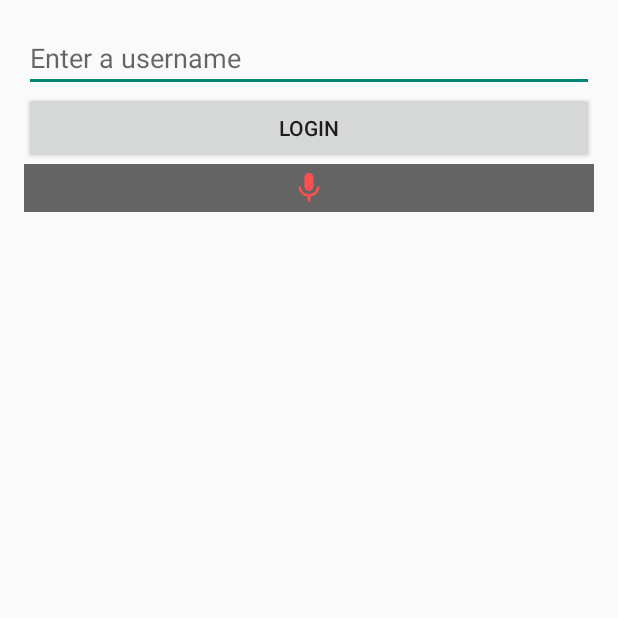
After one commit to Tesssssssssy/Android-LOLTING, an Android app: the MultiVoiceActivity screen opened directly, with no data from a screen before it, on a phone screen of 412 x 824 dp, the top half of it. The commit adds this screen. Run offline under Robolectric (Android 15) with nearby library versions, the phone set to English and light mode, and no system bars; our stand-ins replace Firebase (no records; nobody signed in at launch, a user with empty details on screens opened directly); Roboto replaces fonts that are not available here; 1 statement that could not run was skipped.

Commit message:
multi voice add

```diff
--- /dev/null
+++ b/app/src/main/java/com/example/sogating_app/audio/MultiVoiceActivity.kt
@@ -0,0 +1,189 @@
+package com.example.sogating_app.audio
+
+import android.Manifest
+import android.content.pm.PackageManager
+import android.os.Bundle
+import android.util.Log
+import android.webkit.*
+import android.widget.Button
+import android.widget.EditText
+import androidx.appcompat.app.AppCompatActivity
+import androidx.core.app.ActivityCompat
+import com.example.sogating_app.R
+import com.google.firebase.database.DataSnapshot
+import com.google.firebase.database.DatabaseError
+import com.google.firebase.database.FirebaseDatabase
+import com.google.firebase.database.ValueEventListener
+import com.google.firebase.ktx.Firebase
+import com.google.firebase.ktx.initialize
+import kotlinx.android.synthetic.main.activity_call.*
+import java.util.*
+import java.util.Arrays.toString
+import kotlin.collections.HashMap
+
+
+class MultiVoiceActivity() : AppCompatActivity() {
+    val permissions = arrayOf(Manifest.permission.RECORD_AUDIO,Manifest.permission.CAMERA)
+    val requestcode = 1
+
+    var externalMeetingId: String? = " "
+    var meetingId: String? = " "
+    var attendeeId: String? = " "
+
+    var send_count = 0
+    var count=""
+    var room_id : DataSnapshot? = null
+    var firebaseMode = FirebaseDatabase.getInstance("https://sogating-test-default-rtdb.firebaseio.com/")
+    var firebaseRef = firebaseMode.getReference("multi_voice_chat")
+    val UUID = java.util.UUID.randomUUID()
+    var isAudio = true
+
+    constructor(parcel: android.os.Parcel) : this() {
+    }
+
+    override fun onCreate(savedInstanceState: Bundle?) {
+        super.onCreate(savedInstanceState)
+        setContentView(R.layout.activity_multi_voice)
+
+//      권한이 없다면 유저에게 요청
+        if (!isPermissonGranted()) {
+            askPermissions()
+        }
+        Firebase.initialize(this)
+
+        val myWebView: WebView = findViewById(R.id.webView2)
+        val login_button : Button = findViewById(R.id.loginBtn)
+        val user_name : EditText = findViewById(R.id.usernameEdit)
+
+
+
+        myWebView.settings.javaScriptEnabled = true
+        myWebView.settings.domStorageEnabled = true;
+
+
+        myWebView.webChromeClient = object: WebChromeClient() {
+            override fun onPermissionRequest(request: PermissionRequest?) {
+                request?.grant(request.resources)
+            }
+        }
+        myWebView.webViewClient = object: WebViewClient() {
+            override fun onPageFinished(view: WebView?, url: String?) {
+
+            }
+
+            override fun onLoadResource(view: WebView?, url: String?) {
+
+                view?.evaluateJavascript("document.getElementById('externalMeetingId').value;") { value ->
+//                        Log.d("showINFO", "externalMeetingId : " + value.toString())
+                    externalMeetingId = value.toString()
+                }
+                view?.evaluateJavascript("document.getElementById('meetingId').value;") { value ->
+//                        Log.d("showINFO", "meetingId : " + value.toString())
+                    meetingId = value.toString()
+                }
+                view?.evaluateJavascript("document.getElementById('attendeeId').value;") { value ->
+//                        Log.d("showINFO", "attendeeId : " + value.toString())
+                    attendeeId = value.toString()
+                }
+
+
+                if(externalMeetingId.toString().length > 10){
+                    if(send_count == 0) {
+                        Log.d(
+                            "showINFO1",
+                            externalMeetingId.toString() + " " + meetingId.toString() + " " + attendeeId + " "
+                        )
+                        send_count =1
+
+//                        val UUID = UUID.randomUUID()
+
+                        val UUID = 1
+                        firebaseRef.child(UUID.toString()).child("multiroom").setValue(externalMeetingId.toString())
+
+
+
+
+                    }
+                }
+
+
+
+            }
+        }
+        myWebView.getSettings().setMediaPlaybackRequiresUserGesture(false)
+        myWebView.loadUrl("https://13vu8cduya.execute-api.ap-northeast-2.amazonaws.com/Prod/js-client.html")
+
+
+        toggleAudioBtn.setOnClickListener {
+            isAudio = !isAudio
+
+            if(isAudio){
+                myWebView.post{myWebView.evaluateJavascript("javascript:on()", null)}
+
+            }else{
+                myWebView.post{myWebView.evaluateJavascript("javascript:mute()", null)}
+            }
+            toggleAudioBtn.setImageResource(if (isAudio) R.drawable.ic_baseline_mic_24 else R.drawable.ic_baseline_mic_off_24)
+
+        }
+
+        login_button.setOnClickListener(){
+
+            firebaseRef.child("1").child("User").child(UUID.toString()).setValue(user_name.text.toString())
+            firebaseRef.child("1").child("User").child(UUID.toString()).addValueEventListener(object : ValueEventListener {
+                override fun onDataChange(dataSnapshot: DataSnapshot) {
+
+                    Log.d("TAG","RUNNING ROOM_ID")
+
+                    if(dataSnapshot.child("1").value == null || dataSnapshot.child("1")!!.child("User").value == null){
+                        myWebView.post{ myWebView.evaluateJavascript("javascript:joinMeeting()", null)}
+                        Log.d("enterd_count",dataSnapshot.child("1")?.value.toString())
+                    }else {
+                        Log.d("made room","ok")
+                        myWebView.post{ myWebView.evaluateJavascript("javascript:document.getElementById('externalMeetingId').value = '" + dataSnapshot.child("1").child("multiroom").value  + "';", null)}
+                        myWebView.post{ myWebView.evaluateJavascript("javascript:joinMeeting()", null)}
+                    }
+                }
+
+                override fun onCancelled(error: DatabaseError) {
+// Failed to read value
+                    Log.w("find_room_uid", "Failed to read value.", error.toException())
+                }
+            })
+
+
+
+        }
+
+    }
+
+    private fun askPermissions() {
+        ActivityCompat.requestPermissions(this, permissions, requestcode)
+    }
+
+    //  안드로이드 권한 여부 파악
+    private fun isPermissonGranted(): Boolean {
+
+        permissions.forEach {
+            if (ActivityCompat.checkSelfPermission(this, it) != PackageManager.PERMISSION_GRANTED) {
+                return false
+            }
+        }
+        return true
+    }
+
+    override fun onStop() {
+        firebaseRef.child("1").child("User").child(UUID.toString()).setValue(null)
+        finish()
+        super.onStop()
+    }
+
+
+    override fun onDestroy() {
+//        Log.d("onDestroy",(room_id!!.child("1").child("Enterd").value.toString()))
+        firebaseRef.child("1").child("User").child(UUID.toString()).setValue(null)
+        super.onDestroy()
+    }
+
+
+}
--- /dev/null
+++ b/app/src/main/res/layout/activity_multi_voice.xml
@@ -0,0 +1,41 @@
+<?xml version="1.0" encoding="utf-8"?>
+<LinearLayout xmlns:android="http://schemas.android.com/apk/res/android"
+    xmlns:app="http://schemas.android.com/apk/res-auto"
+    xmlns:tools="http://schemas.android.com/tools"
+    android:layout_width="match_parent"
+    android:layout_height="match_parent"
+    android:padding="16dp"
+    android:orientation="vertical"
+    tools:context=".audio.MultiVoiceActivity">
+
+    <EditText
+        android:layout_width="match_parent"
+        android:layout_height="wrap_content"
+        android:hint="Enter a username"
+        android:id="@+id/usernameEdit"/>
+
+    <Button
+        android:id="@+id/loginBtn"
+        android:layout_width="match_parent"
+        android:layout_height="wrap_content"
+        android:text="Login" />
+
+
+    <ImageView
+        android:id="@+id/toggleAudioBtn"
+        android:layout_width="match_parent"
+        android:layout_height="wrap_content"
+        android:layout_alignParentStart="true"
+        android:background="#99000000"
+        android:padding="4dp"
+        android:src="@drawable/ic_baseline_mic_24" />
+    <WebView
+        android:id = "@+id/webView2"
+        android:layout_width="match_parent"
+        android:layout_height="match_parent"
+        android:visibility="gone"/>
+
+
+
+
+</LinearLayout>
```
Also changed, not shown: app/src/main/AndroidManifest.xml (+7 -1 lines), app/src/main/java/com/example/sogating_app/setting/MyPageActivity.kt (+7 -0 lines), app/src/main/res/layout/activity_my_page.xml (+8 -0 lines).
